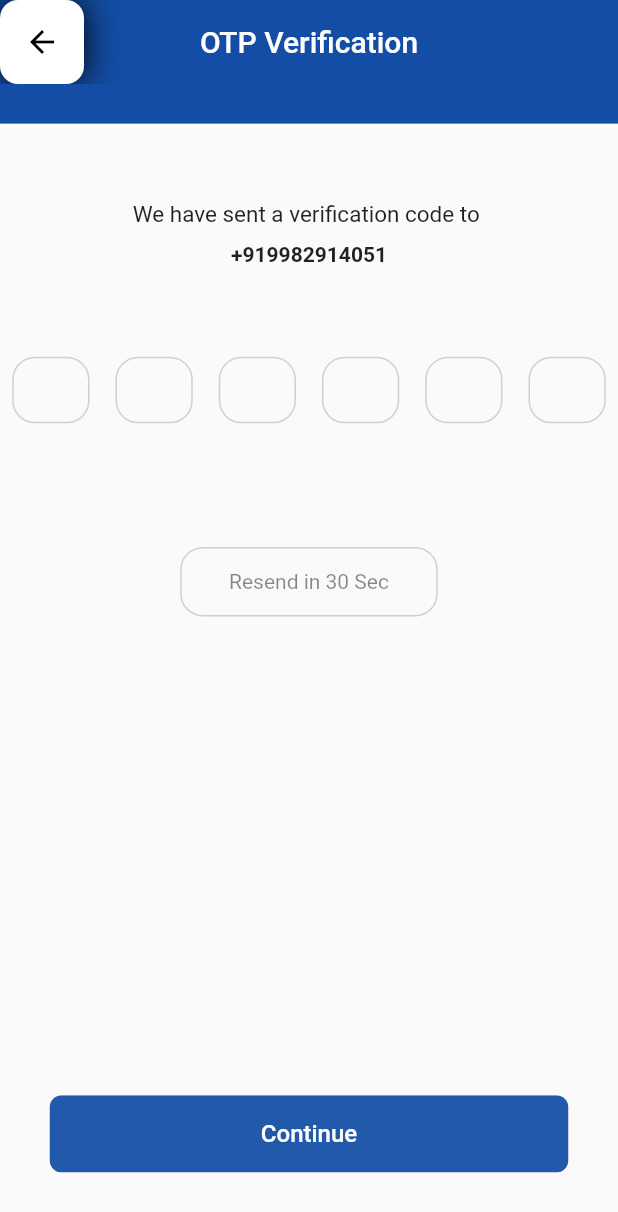
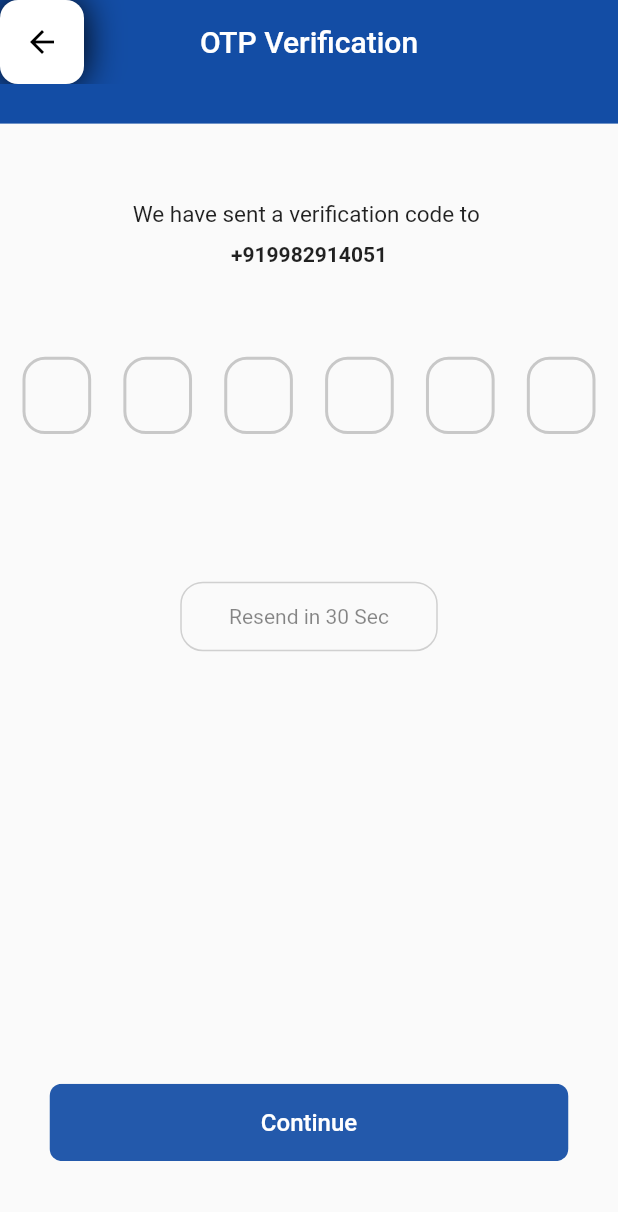
Before and after one commit to Pulkit2306/Vyavsay, a Flutter app: the OTPPage screen opened directly, on a phone screen of 412 x 824 dp. Shown: the top 1212 px of the screen. Run offline on Flutter 3.47's test engine with Material 2 defaults, Android fonts, the phone set to English and light mode, and no system bars; drawn by our look-alikes of pin_code_fields; our stand-ins replace flutter_screenutil.

Commit message:
otp page changes

```diff
--- a/vyavsay/lib/main.dart
+++ b/vyavsay/lib/main.dart
@@ -1,6 +1,6 @@
 import 'package:flutter/material.dart';
-import 'package:vyavsay/welcome/name_page.dart';
-// import 'package:vyavsay/welcome/otp_page.dart';
+// import 'package:vyavsay/welcome/name_page.dart';
+import 'package:vyavsay/welcome/otp_page.dart';
 // import 'package:vyavsay/welcome/welcome.dart';
 // import 'package:vyavsay/qr/digital_india.dart';
 // import 'package:vyavsay/alerts/alert5.dart';
@@ -39,7 +39,7 @@ class MyApp extends StatelessWidget {
         primarySwatch: Colors.blue,
       ),
       // home:  const Alert1(),
-      home:  const NamePage(),
+      home:  const OTPPage(),
     );
   }
 }
--- a/vyavsay/lib/welcome/otp_page.dart
+++ b/vyavsay/lib/welcome/otp_page.dart
@@ -1,14 +1,43 @@
-// ignore_for_file: prefer_const_constructors, prefer_const_literals_to_create_immutables
+// ignore_for_file: prefer_const_constructors, prefer_const_literals_to_create_immutables, dead_code
+
+import 'dart:async';
 
 import 'package:flutter/material.dart';
+// import 'package:flutter/services.dart';
+import 'package:pin_code_fields/pin_code_fields.dart';
 import 'package:flutter_screenutil/flutter_screenutil.dart';
 import 'package:vyavsay/welcome/components/welcome_button.dart';
 
-class OTPPage extends StatelessWidget {
+class OTPPage extends StatefulWidget {
   const OTPPage({Key? key}) : super(key: key);
 
   @override
+  State<OTPPage> createState() => _OTPPageState();
+}
+
+class _OTPPageState extends State<OTPPage> {
+  int start = 30;
+  bool wait = false;
+  void startTimer() {
+    const onsec = Duration(seconds: 1);
+    Timer timer = Timer.periodic(onsec, (timer) {
+      if (start == 0) {
+        setState(() {
+          timer.cancel();
+          wait = false;
+        });
+      } else {
+        setState(() {
+          start--;
+        });
+      }
+    });
+  }
+
+  @override
   Widget build(BuildContext context) {
+    String buttonName = "Resend in $start Sec";
+
     ScreenUtil.init(context, designSize: const Size(360, 800));
     return Scaffold(
       appBar: PreferredSize(
@@ -18,9 +47,11 @@ class OTPPage extends StatelessWidget {
             decoration: BoxDecoration(
               color: Colors.white,
               borderRadius: BorderRadius.circular(12),
-              boxShadow: [BoxShadow(
+              boxShadow: [
+                BoxShadow(
                   blurRadius: 20,
-              ),],
+                ),
+              ],
             ),
             child: Icon(
               Icons.arrow_back,
@@ -58,141 +89,57 @@ class OTPPage extends StatelessWidget {
             height: 60,
           ),
           Padding(
-            padding: const EdgeInsets.symmetric(horizontal: 8.0),
-            child: Row(
-              mainAxisAlignment: MainAxisAlignment.spaceEvenly,
-              children: [
-                Container(
-                  height: 43.h,
-                  width: 45.w,
-                  decoration: BoxDecoration(
-                    border: Border.all(
-                      color: Colors.black.withOpacity(0.17),
+            padding: const EdgeInsets.symmetric(horizontal: 15.0),
+            child: PinCodeTextField(
+              keyboardType: TextInputType.number,
+              length: 6,
+              appContext: context,
+              onChanged: (value) {},
+              pinTheme: PinTheme(
+                shape: PinCodeFieldShape.box,
+                borderRadius: BorderRadius.circular(15),
+                inactiveColor: Colors.black.withOpacity(0.20),
+                fieldHeight: 50.h,
+                fieldWidth: 40.w,
+                activeFillColor: Colors.white,
               ),
-                    borderRadius: BorderRadius.circular(15),
-                  ),
-                  child: TextField(
-                    decoration: InputDecoration(
-                      border: InputBorder.none,
-                    ),
-                  ),
-                ),
-                SizedBox(
-                  width: 17,
-                ),
-                Container(
-                  height: 43.h,
-                  width: 45.w,
-                  decoration: BoxDecoration(
-                    border: Border.all(
-                      color: Colors.black.withOpacity(0.17),
-                    ),
-                    borderRadius: BorderRadius.circular(15),
-                  ),
-                  child: TextField(
-                    decoration: InputDecoration(
-                      border: InputBorder.none,
-                    ),
-                  ),
-                ),
-                SizedBox(
-                  width: 17,
-                ),
-                Container(
-                  height: 43.h,
-                  width: 45.w,
-                  decoration: BoxDecoration(
-                    border: Border.all(
-                      color: Colors.black.withOpacity(0.17),
-                    ),
-                    borderRadius: BorderRadius.circular(15),
-                  ),
-                  child: TextField(
-                    decoration: InputDecoration(
-                      border: InputBorder.none,
-                    ),
-                  ),
-                ),
-                SizedBox(
-                  width: 17,
-                ),
-                Container(
-                  height: 43.h,
-                  width: 45.w,
-                  decoration: BoxDecoration(
-                    border: Border.all(
-                      color: Colors.black.withOpacity(0.17),
-                    ),
-                    borderRadius: BorderRadius.circular(15),
-                  ),
-                  child: TextField(
-                    decoration: InputDecoration(
-                      border: InputBorder.none,
-                    ),
-                  ),
-                ),
-                SizedBox(
-                  width: 17,
-                ),
-                Container(
-                  height: 43.h,
-                  width: 45.w,
-                  decoration: BoxDecoration(
-                    border: Border.all(
-                      color: Colors.black.withOpacity(0.17),
-                    ),
-                    borderRadius: BorderRadius.circular(15),
-                  ),
-                  child: TextField(
-                    decoration: InputDecoration(
-                      border: InputBorder.none,
-                    ),
-                  ),
-                ),
-                SizedBox(
-                  width: 17,
-                ),
-                Container(
-                  height: 43.h,
-                  width: 45.w,
-                  decoration: BoxDecoration(
-                    border: Border.all(
-                      color: Colors.black.withOpacity(0.17),
-                    ),
-                    borderRadius: BorderRadius.circular(15),
-                  ),
-                  child: TextField(
-                    decoration: InputDecoration(
-                      border: InputBorder.none,
-                    ),
-                  ),
-                ),
-              ],
             ),
           ),
           SizedBox(
             height: 80.h,
           ),
-          Container(
+          InkWell(
+            onTap: wait
+                ? null
+                : () {
+                    startTimer();
+                    setState(() {
+                      start = 30;
+                      wait = true;
+                      buttonName = "Resend in $start Sec";
+                    });
+                  },
+            child: Container(
               height: 45.h,
               width: 150.w,
               decoration: BoxDecoration(
                 border: Border.all(
-                color: Colors.black.withOpacity(0.17),
+                  color: wait ? Colors.red:Colors.black.withOpacity(0.17),
                 ),
                 borderRadius: BorderRadius.circular(15),
               ),
               child: Center(
                 child: Text(
-                "Resend in 30 Sec",
+                  buttonName,
                   style: TextStyle(
-                  color: Colors.black.withOpacity(0.47),
+                    color: wait ? Colors.red:Colors.black.withOpacity(0.47),
+                  ),
                 ),
               ),
             ),
           ),
           SizedBox(
-            height: 310.h,
+            height: 280.h,
           ),
           SizedBox(
             height: 50.h,
--- a/vyavsay/pubspec.yaml
+++ b/vyavsay/pubspec.yaml
@@ -37,6 +37,7 @@ dependencies:
   flutter_screenutil: ^5.5.3+2
   carousel_slider:
   mask_text_input_formatter: ^2.3.0
+  pin_code_fields: ^7.4.0
 
 dev_dependencies:
   flutter_test:
```
Also changed, not shown: vyavsay/pubspec.lock. Lines whose indentation alone changed are shown as unchanged.
